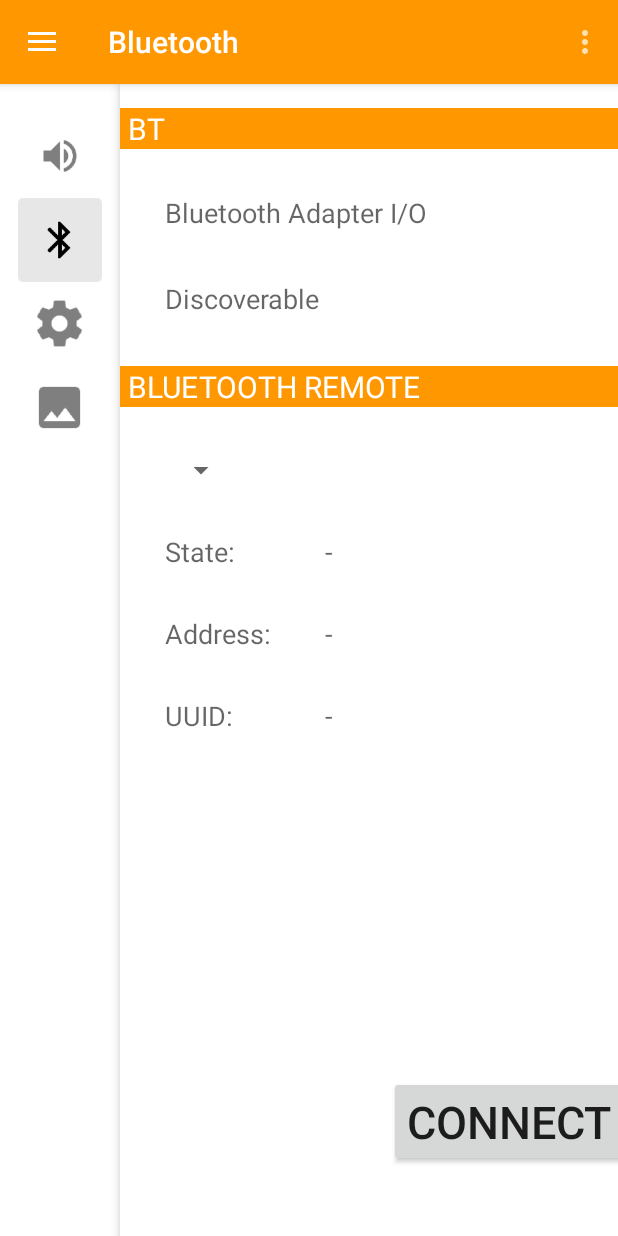
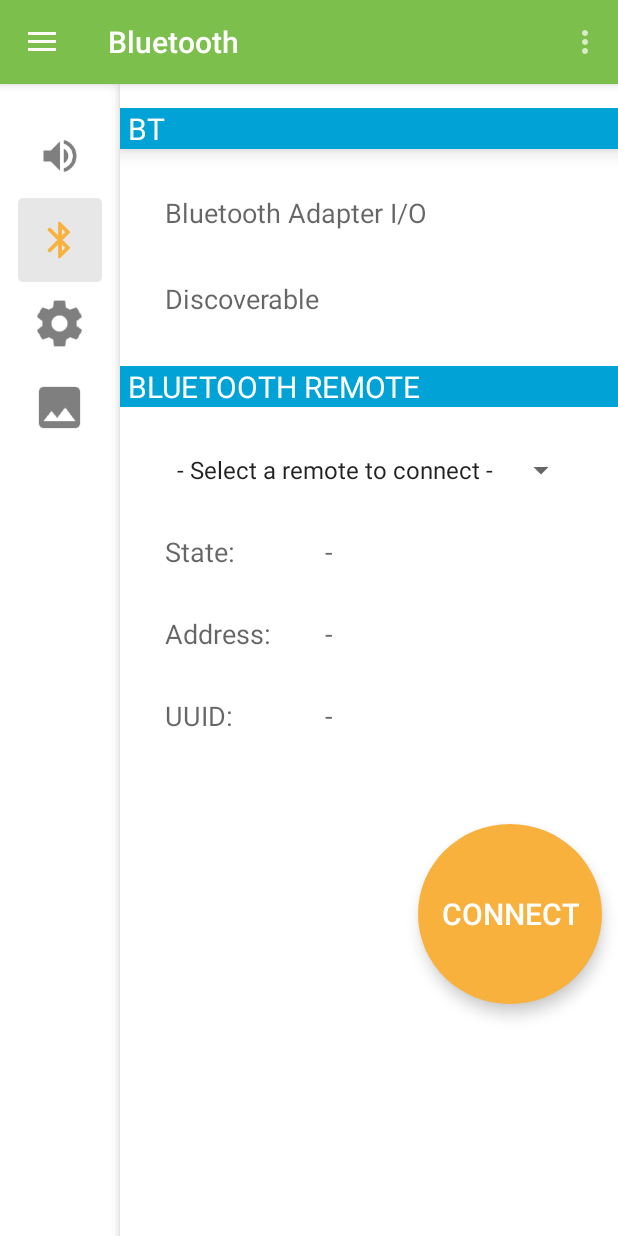
Before and after one commit to metatomato/NanoSense, an Android app: the screen it shows after launch (NanoSenseActivity), after a tap on an icon or button, on a phone screen of 412 x 824 dp. Run offline under Robolectric (Android 15) with nearby library versions, the phone set to English and light mode, and no system bars.

Commit message:
BTGUIFragment callbacks

```diff
--- a/app/src/main/java/gl/iglou/studio/nanosense/BT/BTFragment.java
+++ b/app/src/main/java/gl/iglou/studio/nanosense/BT/BTFragment.java
@@ -44,7 +44,8 @@ public class BTFragment extends Fragment implements BTGUIFragment.BTControlCallb
 
     // Intent request codes
     public static final int REQUEST_CONNECT_DEVICE = 1;
-    private static final int REQUEST_ENABLE_BT = 3;
+    private static final int REQUEST_ENABLE_BT = 2;
+    private static final int REQUEST_ENABLE_DISCOVERY = 3;
 
     // Layout Views
     private ListView mConversationView;
@@ -123,6 +124,8 @@ public class BTFragment extends Fragment implements BTGUIFragment.BTControlCallb
                             .show();
                     getActivity().finish();
                 }
+            case REQUEST_ENABLE_DISCOVERY:
+
         }
     }
 
@@ -147,11 +150,50 @@ public class BTFragment extends Fragment implements BTGUIFragment.BTControlCallb
         mBTService.connect(device);
     }
 
+    //BTGUIInterface implementation
     public void onScanClick() {
         Log.d(TAG,"Scan for BT devices!");
         Intent serverIntent = new Intent(getActivity(),BTDeviceListActivity.class);
         startActivityForResult(serverIntent, BTFragment.REQUEST_CONNECT_DEVICE);
     }
+
+
+    public String[] getDeviceList() {
+        String[] array = {""};
+        return array;
+    }
+
+    public boolean isBTEnabled(){
+        return mBluetoothAdapter.isEnabled();
+    }
+
+
+    public void setBTActivated(boolean state) {
+        if (state && !isBTEnabled()) {
+            Intent enableIntent = new Intent(BluetoothAdapter.ACTION_REQUEST_ENABLE);
+            startActivityForResult(enableIntent, REQUEST_ENABLE_BT);
+        } else if(!state && isBTEnabled()) {
+            mBluetoothAdapter.disable();
+        }
+    }
+
+    public boolean isDiscoverable() {
+        return true;
+    }
+
+    public void setDiscoverable() {
+        if (mBluetoothAdapter.getScanMode() !=
+                BluetoothAdapter.SCAN_MODE_CONNECTABLE_DISCOVERABLE) {
+            Intent discoverableIntent = new Intent(BluetoothAdapter.ACTION_REQUEST_DISCOVERABLE);
+            discoverableIntent.putExtra(BluetoothAdapter.EXTRA_DISCOVERABLE_DURATION, 300);
+            startActivityForResult(discoverableIntent, );
+        } else {
+            Toast.makeText(getActivity().getApplicationContext(), " Device is already Discoverable! "
+                , Toast.LENGTH_SHORT).show();
+        }
+    }
+
+
 
     // The Handler that gets information back from the BluetoothChatService
     private final Handler mHandler = new Handler() {
--- a/app/src/main/java/gl/iglou/studio/nanosense/BT/BTGUIFragment.java
+++ b/app/src/main/java/gl/iglou/studio/nanosense/BT/BTGUIFragment.java
@@ -1,12 +1,24 @@
 package gl.iglou.studio.nanosense.BT;
 
 import android.app.Fragment;
+import android.graphics.Outline;
 import android.os.Bundle;
 import android.view.LayoutInflater;
 import android.view.View;
 import android.view.ViewGroup;
+import android.view.ViewOutlineProvider;
+import android.widget.AdapterView;
+import android.widget.ArrayAdapter;
 import android.widget.Button;
+import android.widget.CompoundButton;
+import android.widget.Spinner;
+import android.widget.Switch;
 import android.widget.TextView;
+import android.widget.Toast;
+
+import java.util.ArrayList;
+import java.util.Arrays;
+import java.util.List;
 
 import gl.iglou.studio.nanosense.NanoSenseActivity;
 import gl.iglou.studio.nanosense.R;
@@ -14,11 +26,18 @@ import gl.iglou.studio.nanosense.R;
 /**
  * Created by metatomato on 08.12.14.
  */
-public class BTGUIFragment extends Fragment {
+public class BTGUIFragment extends Fragment implements AdapterView.OnItemSelectedListener,
+        CompoundButton.OnCheckedChangeListener {
+
+    private boolean D = true;
+
+    private final String SCAN_MSG = "Scan for devices...";
 
     private String mTextContent = "BT";
 
     private Button mDeviceListButton;
+
+    ArrayList<String> mDeviceSlectionList;
 
     private BTControlCallback mCallback;
 
@@ -28,6 +47,21 @@ public class BTGUIFragment extends Fragment {
         View rootView = inflater.inflate(R.layout.fragment_bt, container, false);
         TextView text = (TextView)rootView.findViewById(R.id.label_section_bt_adapter);
         text.setText(mTextContent);
+
+        ((Spinner)rootView.findViewById(R.id.spinner_remote)).setOnItemSelectedListener(this);
+/*
+        View connectButton = rootView.findViewById(R.id.btn_device_list);
+
+        ViewOutlineProvider viewOutlineProvider = new ViewOutlineProvider() {
+            @Override
+            public void getOutline(View view, Outline outline) {
+                int size = getResources().getDimensionPixelSize(R.dimen.diameter);
+                outline.setOval(0, 0, size, size);
+            }
+        };
+        connectButton.setOutlineProvider(viewOutlineProvider);
+        //connectButton.setClipToOutline(true);
+*/
         return rootView;
     }
 
@@ -39,17 +73,95 @@ public class BTGUIFragment extends Fragment {
         mCallback = ((NanoSenseActivity)getActivity()).getBTController();
 
         mDeviceListButton = (Button) getView().findViewById(R.id.btn_device_list);
-
         mDeviceListButton.setOnClickListener( new View.OnClickListener() {
             @Override
             public void onClick(View v) {
                 mCallback.onScanClick();
             }
         });
+
+        setSpinner( getView().findViewById(R.id.spinner_remote) );
+
+        Switch toggle = (Switch) getView().findViewById(R.id.switch_adapter_io);
+        toggle.setOnCheckedChangeListener(this);
+        toggle = (Switch) getView().findViewById(R.id.switch_discover_io);
+        toggle.setOnCheckedChangeListener(this);
     }
+
+
+    private void setSpinner(View v) {
+        Spinner spinner = (Spinner) v;
+        updateDeviceList();
+        ArrayAdapter<String> adapter = new ArrayAdapter<>(getActivity(),
+                android.R.layout.simple_spinner_item, mDeviceSlectionList );
+        adapter.setDropDownViewResource(android.R.layout.simple_spinner_dropdown_item);
+        spinner.setAdapter(adapter);
+    }
+
+
+    private void updateDeviceList() {
+        mDeviceSlectionList = new ArrayList<>( Arrays.asList(mCallback.getDeviceList()) );
+        if(mDeviceSlectionList.get(0) == "") {
+            mDeviceSlectionList.clear();
+            mDeviceSlectionList.add("- Select a remote to connect -");
+        }
+        mDeviceSlectionList.add(SCAN_MSG);
+    }
+
+    public void onItemSelected(AdapterView<?> parent, View view,
+                               int pos, long id) {
+        String selected = (String) parent.getItemAtPosition(pos);
+        if(selected.contentEquals(SCAN_MSG)) {
+            mCallback.onScanClick();
+        }
+        if(D)
+        Toast.makeText(getActivity().getApplicationContext(),  selected + " remote selected",
+                Toast.LENGTH_SHORT).show();
+    }
+
+
+    public void onCheckedChanged(CompoundButton buttonView, boolean isChecked) {
+        String switchName = "";
+        if (isChecked) {
+            switch(buttonView.getId()) {
+                case R.id.switch_adapter_io :
+                    mCallback.setBTActivated(true);
+                    break;
+                case R.id.switch_discover_io:
+                    mCallback.setDiscoverable();
+                    break;
+            }
+            Toast.makeText(getActivity().getApplicationContext(),  switchName + " ON",
+                    Toast.LENGTH_SHORT).show();
+        } else {
+            switch(buttonView.getId()) {
+                case R.id.switch_adapter_io:
+                    mCallback.setBTActivated(false);
+                    break;
+                case R.id.switch_discover_io:
+            }
+        }
+    }
+
+
+    public void onNothingSelected(AdapterView<?> parent) {
+        // Another interface callback
+    }
+
 
     public interface BTControlCallback {
 
         public void onScanClick();
+
+        public String[] getDeviceList();
+
+        public boolean isBTEnabled();
+
+        public void setBTActivated(boolean state) ;
+
+        public boolean isDiscoverable();
+
+        public void setDiscoverable();
+
     }
 }
--- a/app/src/main/java/gl/iglou/studio/nanosense/LauncherCompactFragment.java
+++ b/app/src/main/java/gl/iglou/studio/nanosense/LauncherCompactFragment.java
@@ -19,8 +19,8 @@ public class LauncherCompactFragment extends Fragment implements View.OnClickLis
     private static final String TAG = "LauncherCompactFragment";
     private ArrayList<View> mRockets;
     private View mActiveRocket;
-    private static final int ROCKET_TINT = R.color.black_alpha;
-    private static final int ROCKET_BACKGROUND = R.color.black_alpha_light;
+    private static final int ROCKET_TINT_ACTIVE = R.color.color_tertiary;
+    private static final int ROCKET_TINT_PASSIVE = R.color.black_alpha;
     private LauncherCompactCallbacks mCallbacks;
 
     public LauncherCompactFragment() {
@@ -106,10 +106,10 @@ public class LauncherCompactFragment extends Fragment implements View.OnClickLis
         ImageView rocket = (ImageView) v;
         if(rocket != null) {
             if(activated) {
-                rocket.getDrawable().setTint(Color.BLACK);
+                rocket.getDrawable().setTint(getResources().getColor(ROCKET_TINT_ACTIVE));
                 rocket.setBackground(getResources().getDrawable(R.drawable.round_rect));
             } else {
-                rocket.getDrawable().setTint(getResources().getColor(ROCKET_TINT));
+                rocket.getDrawable().setTint(getResources().getColor(ROCKET_TINT_PASSIVE));
                 rocket.setBackgroundColor(getResources().getColor(R.color.white_solid));
             }
         }
--- /dev/null
+++ b/app/src/main/res/drawable/circle.xml
@@ -0,0 +1,12 @@
+<?xml version="1.0" encoding="utf-8"?>
+<shape
+    xmlns:android="http://schemas.android.com/apk/res/android"
+    android:shape="oval">
+
+    <solid
+        android:color="@color/color_tertiary"/>
+
+    <size
+        android:width="@dimen/diameter"
+        android:height="@dimen/diameter"/>
+</shape>
--- a/app/src/main/res/layout/fragment_bt.xml
+++ b/app/src/main/res/layout/fragment_bt.xml
@@ -4,29 +4,18 @@
     android:layout_height="match_parent"
     android:paddingTop="@dimen/activity_vertical_margin"
     android:paddingBottom="@dimen/activity_vertical_margin"
-    android:gravity="center">
+    android:background="?android:selectableItemBackground">
 
     <TextView
         android:id="@+id/label_section_bt_adapter"
         android:layout_width="match_parent"
         android:layout_height="wrap_content"
-        android:layout_alignParentTop="true"
         android:text="BLUETOOTH ADAPTER"
-        android:background="@color/color_primary"
+        android:background="@color/color_secondary"
         android:textColor="@color/white_solid"
         android:textSize="20dp"
-        android:paddingLeft="5dp" />
-
-    <Button
-        android:id="@+id/btn_device_list"
-        android:layout_width="wrap_content"
-        android:layout_height="wrap_content"
-        android:text="CONNECT"
-        android:textSize="30dp"
-        android:layout_marginBottom="30dp"
-        android:layout_alignParentBottom="true"
-        android:layout_alignParentStart="false"
-        android:layout_centerHorizontal="true" />
+        android:paddingLeft="5dp"
+        android:elevation="8dp" />
 
     <Switch
         android:layout_width="wrap_content"
@@ -72,7 +61,7 @@
         android:layout_width="match_parent"
         android:layout_height="wrap_content"
         android:text="BLUETOOTH REMOTE"
-        android:background="@color/color_primary"
+        android:background="@color/color_secondary"
         android:textColor="@color/white_solid"
         android:layout_below="@+id/switch_discover_io"
         android:layout_alignParentStart="true"
@@ -152,4 +141,22 @@
         android:layout_alignTop="@+id/label_uuid"
         android:layout_alignStart="@+id/label_current_state" />
 
+    <Button
+        android:id="@+id/btn_device_list"
+        android:layout_width="wrap_content"
+        android:layout_height="wrap_content"
+        android:text="CONNECT"
+        android:textSize="20dp"
+        android:layout_below="@+id/label_current_uuid"
+        android:layout_centerHorizontal="true"
+        android:layout_marginTop="60dp"
+        android:paddingLeft="15dp"
+        android:paddingTop="15dp"
+        android:paddingRight="15dp"
+        android:paddingBottom="15dp"
+        android:background="@drawable/circle"
+        android:textColor="@color/white_solid"
+        android:stateListAnimator="@animator/button_elevation"
+        android:elevation="2dp"/>
+
 </RelativeLayout>
--- a/app/src/main/res/values/colors.xml
+++ b/app/src/main/res/values/colors.xml
@@ -4,8 +4,10 @@
     <item name="green_solid" type="color">#00ff00</item>
     <item name="black_alpha" type="color">#80000000</item>
     <item name="black_alpha_light" type="color">#18000000</item>
-    <item name="color_primary" type="color">#ff9800</item>
-    <item name="color_primary_dark" type="color">#f57c00</item>
-    <item name="color_secondary" type="color">#8bc34a</item>
+    <item name="color_primary" type="color">#7cbf4c</item>
+    <item name="color_primary_dark" type="color">#289752</item>
+    <item name="color_secondary" type="color">#01a2d6</item>
+    <item name="color_tertiary" type="color">#f8b13c</item>
+
 
 </resources>
--- a/app/src/main/res/values/dimens.xml
+++ b/app/src/main/res/values/dimens.xml
@@ -8,4 +8,6 @@
     <dimen name="navigation_drawer_width">200dp</dimen>
     <dimen name="content_drawer_offset">80dp</dimen>
     <dimen name="launcher_icon">56dp</dimen>
+    <dimen name="diameter">120dp</dimen>
+
 </resources>
```
Also changed, not shown: app/src/main/res/animator/button_elevation.xml (added, +21 -0 lines).
